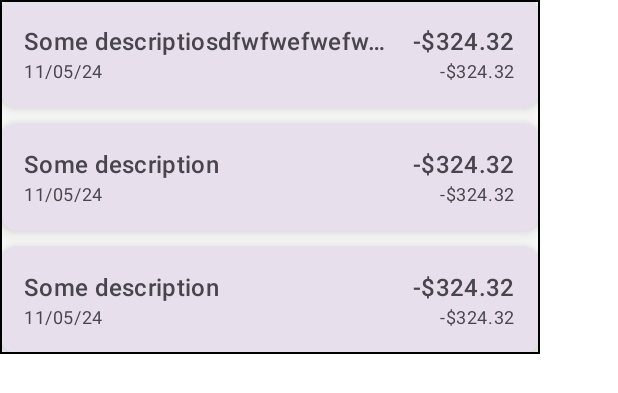
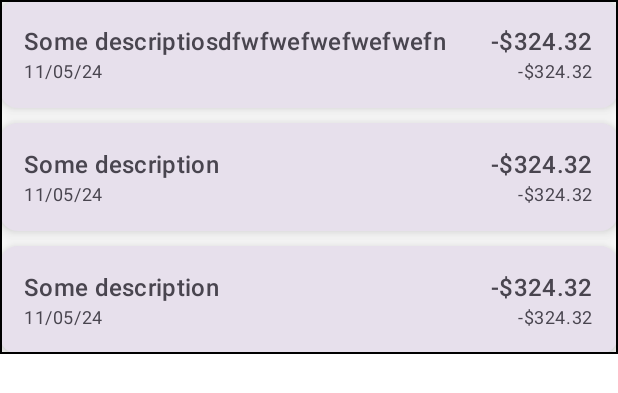
Before and after one commit to Alejandro-GDLF/MyFinance, an Android app built with Jetpack Compose: the @Preview function TransactionListPreview, on a phone screen of 412 x 824 dp. Shown: the top 393 px of the screen. Run offline under Robolectric (Android 15) with nearby library versions, the phone set to English and light mode, and no system bars.

Commit message:
Moved Transaction from transaction.domain to transaction.domain.model

```diff
--- a/app/src/main/java/com/example/myfinance/transaction/domain/Transaction.kt
+++ b/app/src/main/java/com/example/myfinance/transaction/domain/model/Transaction.kt
@@ -1,8 +1,6 @@
-package com.example.myfinance.transaction.domain
+package com.example.myfinance.transaction.domain.model
 
 import android.icu.util.CurrencyAmount
-import android.icu.util.LocaleData
-import com.example.myfinance.account.data.entity.Account
 import java.time.LocalDateTime
 
 data class Transaction(
--- a/app/src/main/java/com/example/myfinance/transaction/domain/TransactionType.kt
+++ b/app/src/main/java/com/example/myfinance/transaction/domain/model/TransactionType.kt
@@ -1,4 +1,4 @@
-package com.example.myfinance.transaction.domain
+package com.example.myfinance.transaction.domain.model
 
 data class TransactionType(
     val id: Long,
--- a/app/src/main/java/com/example/myfinance/transaction/presentation/list/TransactionListScreen.kt
+++ b/app/src/main/java/com/example/myfinance/transaction/presentation/list/TransactionListScreen.kt
@@ -3,11 +3,7 @@ package com.example.myfinance.transaction.presentation.list
 import android.icu.util.CurrencyAmount
 import androidx.compose.foundation.border
 import androidx.compose.foundation.layout.Arrangement
-import androidx.compose.foundation.layout.Box
-import androidx.compose.foundation.layout.fillMaxSize
 import androidx.compose.foundation.layout.fillMaxWidth
-import androidx.compose.foundation.layout.width
-import androidx.compose.foundation.layout.widthIn
 import androidx.compose.foundation.lazy.LazyColumn
 import androidx.compose.foundation.lazy.items
 import androidx.compose.runtime.Composable
@@ -15,8 +11,8 @@ import androidx.compose.ui.Modifier
 import androidx.compose.ui.graphics.Color
 import androidx.compose.ui.tooling.preview.Preview
 import androidx.compose.ui.unit.dp
-import com.example.myfinance.transaction.domain.Transaction
-import com.example.myfinance.transaction.domain.TransactionType
+import com.example.myfinance.transaction.domain.model.Transaction
+import com.example.myfinance.transaction.domain.model.TransactionType
 import com.example.myfinance.transaction.presentation.list.components.TransactionListItem
 import java.time.LocalDateTime
 import java.util.Currency
@@ -66,7 +62,5 @@ fun TransactionListPreview() {
         )
     )
 
-    Box(modifier = Modifier.width(360.dp)) {
-        TransactionList(transactions)
-    }
+    TransactionList(transactions)
 }
--- a/app/src/main/java/com/example/myfinance/transaction/presentation/list/components/BoldSmallColumnText.kt
+++ b/app/src/main/java/com/example/myfinance/transaction/presentation/list/components/BoldSmallColumnText.kt
@@ -12,8 +12,8 @@ import androidx.compose.ui.text.style.TextOverflow
 fun BoldSmallColumnText(
     boldText: String,
     smallText: String,
-    alignment: Alignment.Horizontal = Alignment.Start,
-    modifier: Modifier = Modifier
+    modifier: Modifier = Modifier,
+    alignment: Alignment.Horizontal = Alignment.Start
 ) {
     Column (
         horizontalAlignment = alignment,
--- a/app/src/main/java/com/example/myfinance/transaction/presentation/list/components/TransactionListItem.kt
+++ b/app/src/main/java/com/example/myfinance/transaction/presentation/list/components/TransactionListItem.kt
@@ -16,8 +16,8 @@ import androidx.compose.ui.Alignment
 import androidx.compose.ui.Modifier
 import androidx.compose.ui.tooling.preview.Preview
 import androidx.compose.ui.unit.dp
-import com.example.myfinance.transaction.domain.Transaction
-import com.example.myfinance.transaction.domain.TransactionType
+import com.example.myfinance.transaction.domain.model.Transaction
+import com.example.myfinance.transaction.domain.model.TransactionType
 import java.text.NumberFormat
 import java.time.LocalDateTime
 import java.time.format.DateTimeFormatter
@@ -44,7 +44,7 @@ fun TransactionListItem(transaction: Transaction) {
             BoldSmallColumnText(
                 boldText = transaction.description,
                 smallText = transaction.date.format(dateFormatter),
-                modifier = Modifier.weight(1f)
+                modifier = Modifier.weight(1f, fill = true)
             )
 
             Spacer(modifier = Modifier.width(10.dp))
```
